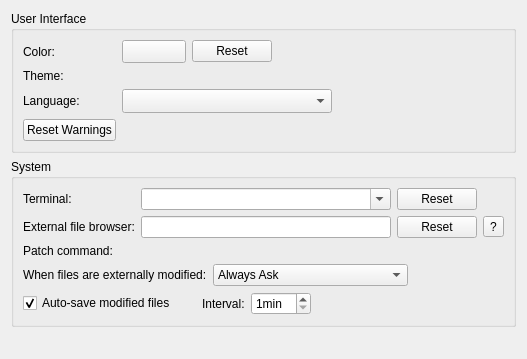
Before: the Qt Designer form src/plugins/coreplugin/generalsettings.ui in Norman0406/LISA, drawn with Qt 5.
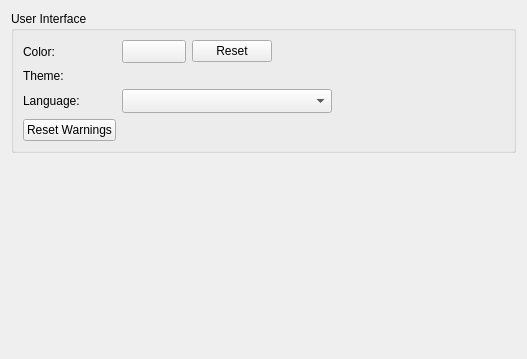
After: the same form once the commit is applied. Icons and pictures are not drawn. Custom widgets are drawn as their Qt base class.

```diff
--- a/src/plugins/coreplugin/generalsettings.ui
+++ b/src/plugins/coreplugin/generalsettings.ui
@@ -130,189 +130,6 @@
      </layout>
     </widget>
    </item>
-   <item>
-    <widget class="QGroupBox" name="systemBox">
-     <property name="title">
-      <string>System</string>
-     </property>
-     <layout class="QGridLayout" name="gridLayout">
-      <item row="0" column="0">
-       <widget class="QLabel" name="terminalLabel">
-        <property name="text">
-         <string>Terminal:</string>
-        </property>
-       </widget>
-      </item>
-      <item row="0" column="1">
-       <widget class="QComboBox" name="terminalComboBox">
-        <property name="editable">
-         <bool>true</bool>
-        </property>
-       </widget>
-      </item>
-      <item row="0" column="2">
-       <widget class="QPushButton" name="resetTerminalButton">
-        <property name="toolTip">
-         <string comment="Terminal">Reset to default.</string>
-        </property>
-        <property name="text">
-         <string>Reset</string>
-        </property>
-       </widget>
-      </item>
-      <item row="1" column="0">
-       <widget class="QLabel" name="externalFileBrowserLabel">
-        <property name="text">
-         <string>External file browser:</string>
-        </property>
-       </widget>
-      </item>
-      <item row="1" column="1">
-       <widget class="QLineEdit" name="externalFileBrowserEdit"/>
-      </item>
-      <item row="1" column="2">
-       <widget class="QPushButton" name="resetFileBrowserButton">
-        <property name="toolTip">
-         <string comment="File Browser">Reset to default.</string>
-        </property>
-        <property name="text">
-         <string>Reset</string>
-        </property>
-       </widget>
-      </item>
-      <item row="1" column="3">
-       <widget class="QToolButton" name="helpExternalFileBrowserButton">
-        <property name="text">
-         <string>?</string>
-        </property>
-        <property name="icon">
-         <iconset resource="core.qrc">
-          <normaloff>:/core/images/help.png</normaloff>:/core/images/help.png</iconset>
-        </property>
-       </widget>
-      </item>
-      <item row="2" column="0">
-       <widget class="QLabel" name="patchCommandLabel">
-        <property name="text">
-         <string>Patch command:</string>
-        </property>
-       </widget>
-      </item>
-      <item row="2" column="1" colspan="2">
-       <widget class="Utils::PathChooser" name="patchChooser" native="true"/>
-      </item>
-      <item row="3" column="0" colspan="4">
-       <layout class="QHBoxLayout" name="horizontalLayout_2">
-        <item>
-         <widget class="QLabel" name="modifiedLabel">
-          <property name="text">
-           <string>When files are externally modified:</string>
-          </property>
-         </widget>
-        </item>
-        <item>
-         <widget class="QComboBox" name="reloadBehavior">
-          <property name="currentIndex">
-           <number>0</number>
-          </property>
-          <item>
-           <property name="text">
-            <string>Always Ask</string>
-           </property>
-          </item>
-          <item>
-           <property name="text">
-            <string>Reload All Unchanged Editors</string>
-           </property>
-          </item>
-          <item>
-           <property name="text">
-            <string>Ignore Modifications</string>
-           </property>
-          </item>
-         </widget>
-        </item>
-        <item>
-         <spacer name="horizontalSpacer_3">
-          <property name="orientation">
-           <enum>Qt::Horizontal</enum>
-          </property>
-          <property name="sizeHint" stdset="0">
-           <size>
-            <width>40</width>
-            <height>20</height>
-           </size>
-          </property>
-         </spacer>
-        </item>
-       </layout>
-      </item>
-      <item row="4" column="0" colspan="4">
-       <layout class="QHBoxLayout" name="horizontalLayout_5">
-        <item>
-         <widget class="QCheckBox" name="autoSaveCheckBox">
-          <property name="toolTip">
-           <string>Automatically creates temporary copies of modified files. If Qt Creator is restarted after a crash or power failure, it asks whether to recover the auto-saved content.</string>
-          </property>
-          <property name="text">
-           <string>Auto-save modified files</string>
-          </property>
-          <property name="checked">
-           <bool>true</bool>
-          </property>
-         </widget>
-        </item>
-        <item>
-         <spacer name="horizontalSpacer_6">
-          <property name="orientation">
-           <enum>Qt::Horizontal</enum>
-          </property>
-          <property name="sizeType">
-           <enum>QSizePolicy::Fixed</enum>
-          </property>
-          <property name="sizeHint" stdset="0">
-           <size>
-            <width>20</width>
-            <height>20</height>
-           </size>
-          </property>
-         </spacer>
-        </item>
-        <item>
-         <widget class="QLabel" name="autoSaveIntervalLabel">
-          <property name="text">
-           <string>Interval:</string>
-          </property>
-         </widget>
-        </item>
-        <item>
-         <widget class="QSpinBox" name="autoSaveInterval">
-          <property name="suffix">
-           <string extracomment="unit for minutes">min</string>
-          </property>
-          <property name="minimum">
-           <number>1</number>
-          </property>
-         </widget>
-        </item>
-        <item>
-         <spacer name="horizontalSpacer_5">
-          <property name="orientation">
-           <enum>Qt::Horizontal</enum>
-          </property>
-          <property name="sizeHint" stdset="0">
-           <size>
-            <width>40</width>
-            <height>20</height>
-           </size>
-          </property>
-         </spacer>
-        </item>
-       </layout>
-      </item>
-     </layout>
-    </widget>
-   </item>
    <item>
     <spacer name="verticalSpacer">
      <property name="orientation">
@@ -334,16 +151,6 @@
    <extends>QToolButton</extends>
    <header location="global">utils/qtcolorbutton.h</header>
   </customwidget>
-  <customwidget>
-   <class>Utils::PathChooser</class>
-   <extends>QWidget</extends>
-   <header location="global">utils/pathchooser.h</header>
-   <container>1</container>
-   <slots>
-    <signal>editingFinished()</signal>
-    <signal>browsingFinished()</signal>
-   </slots>
-  </customwidget>
   <customwidget>
    <class>Core::Internal::ThemeSettingsWidget</class>
    <extends>QWidget</extends>
```
Left out of the diff: 23 changed lines with no effect on the pictures.
